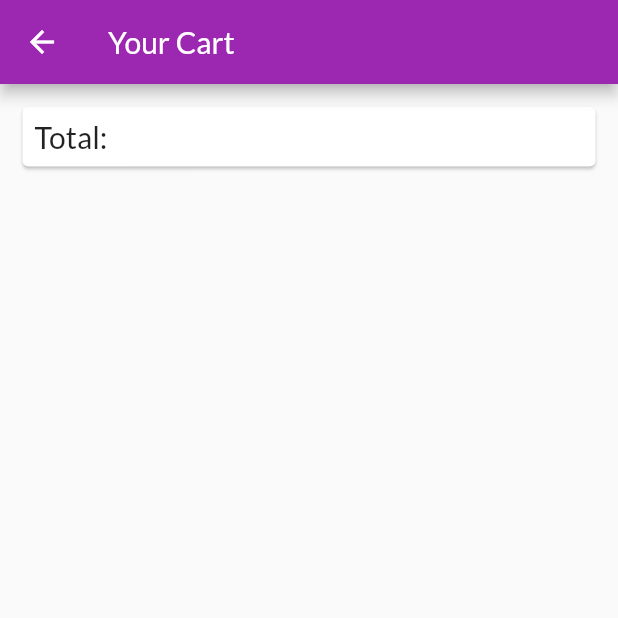
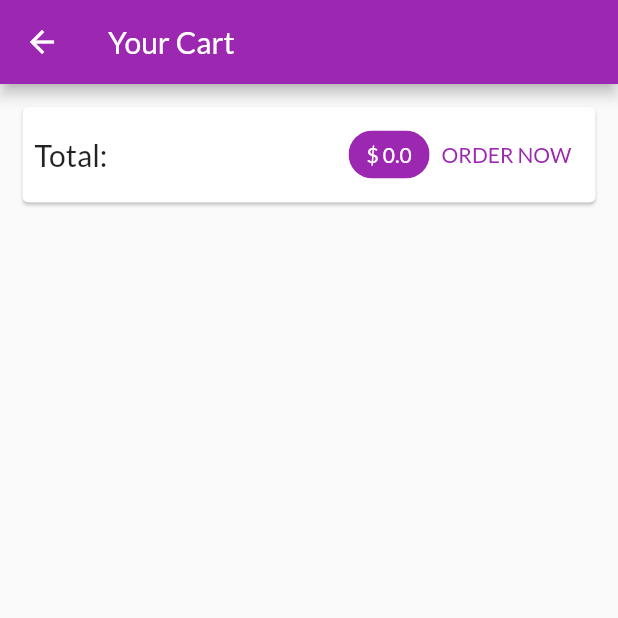
Before and after one commit to amirhossein-jahangiri/Shop-App, a Flutter app: the CartScreen screen opened by its route, on a phone screen of 412 x 824 dp, the top half of it. Run offline on Flutter 3.47's test engine with Material 2 defaults, Android fonts, the phone set to English and light mode, and no system bars; network calls fail.

Commit message:
update cart screen and make cart items for display a shopping cart items and modified the Cart provider model

```diff
--- a/lib/providers/cart.dart
+++ b/lib/providers/cart.dart
@@ -12,9 +12,9 @@ class Cart with ChangeNotifier {
   }
 
   double get totalAmount{
-    var total = 0.0;
+    double total = 0.0;
     _items!.forEach((key, value) {
-      total = value.price! * value.quantity!;
+      total += value.price! * value.quantity!;
     });
     return total;
   }
--- a/lib/screens/cart_screen.dart
+++ b/lib/screens/cart_screen.dart
@@ -1,10 +1,15 @@
 import 'package:flutter/material.dart';
+import 'package:provider/provider.dart';
+
+import '../providers/cart.dart';
+import '../widgets/cart_item.dart';
 
 class CartScreen extends StatelessWidget {
-  static const String routeName = '/shopping-cart';
+  static const String routeName = '/cart';
 
   @override
   Widget build(BuildContext context) {
+    final cart = Provider.of<Cart>(context, listen: false);
     return Scaffold(
       appBar: AppBar(title: Text('Your Cart')),
       body: Column(
@@ -14,10 +19,34 @@ class CartScreen extends StatelessWidget {
             child: Padding(
               padding: const EdgeInsets.all(8.0),
               child: Row(
+                mainAxisAlignment: MainAxisAlignment.spaceBetween,
                 children: <Widget>[
                   Text('Total:', style: TextStyle(fontSize: 20.0)),
-                  SizedBox(height: 10.0),
+                  Spacer(),
+                  Chip(
+                    label: Text(
+                      '\$ ${cart.totalAmount}',
+                      style: TextStyle(color: Theme.of(context).primaryTextTheme.headline6!.color),
+                    ),
+                    backgroundColor: Theme.of(context).primaryColor,
+                  ),
+                  TextButton(
+                    onPressed: (){},
+                    child: Text('ORDER NOW'),
+                  ),
                 ],
+              ),
+            ),
+          ),
+          SizedBox(height: 10),
+          Expanded(
+            child: ListView.builder(
+              itemCount: cart.items.length,
+              itemBuilder: (context, index) => CartItem(
+                id: cart.items.values.toList()[index].id,
+                title: cart.items.values.toList()[index].title,
+                price: cart.items.values.toList()[index].price,
+                quantitiy: cart.items.values.toList()[index].quantity,
               ),
             ),
           ),
```
Also changed, not shown: lib/widgets/cart_item.dart (added, +34 -0 lines).
